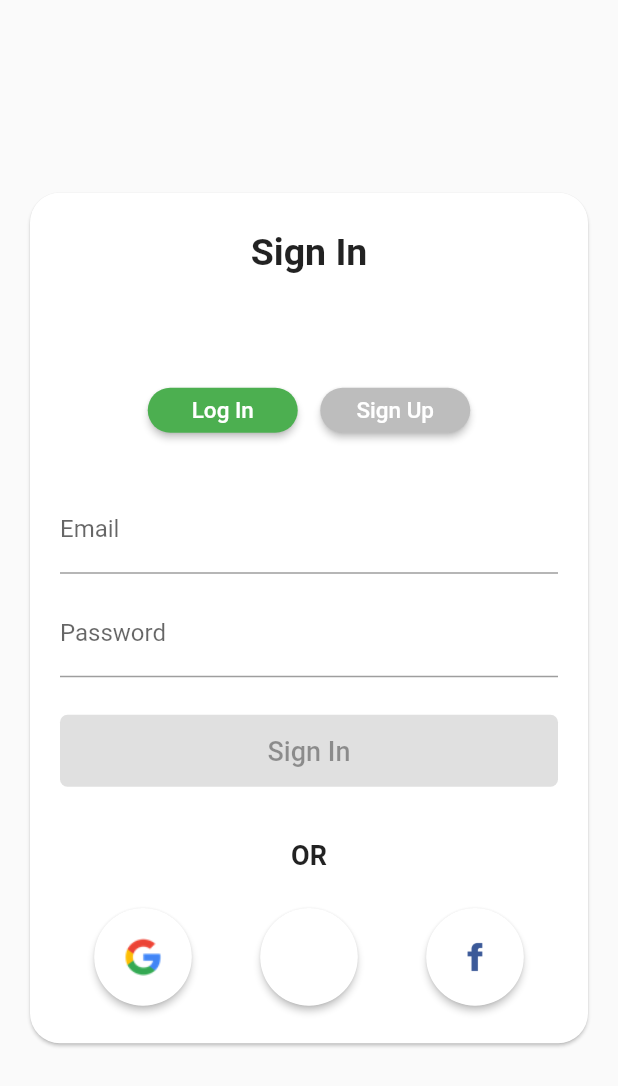
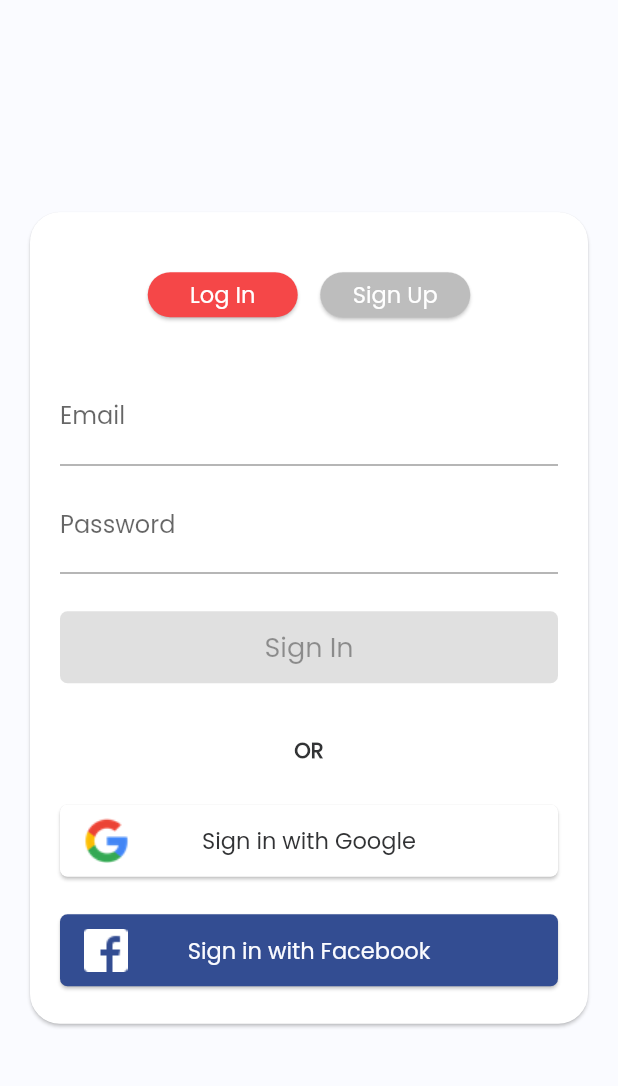
Before and after one commit to JamiuJimoh/Morsmat, a Flutter app: the screen it shows after launch, on a phone screen of 412 x 824 dp. Shown: the top 1086 px of the screen. Run offline on Flutter 3.47's test engine with Material 2 defaults, Android fonts, the phone set to English and light mode, and no system bars; our stand-ins replace firebase_auth, firebase_core, google_sign_in; missing offline and left inert: flutter_login_facebook; accounts and stored records are empty.

Commit message:
fixing the sign in page ui

```diff
--- a/lib/app/home_page.dart
+++ b/lib/app/home_page.dart
@@ -32,12 +32,13 @@ class HomePage extends StatelessWidget {
     return Scaffold(
       appBar: AppBar(
         title: Text('HomePage'),
+        elevation: 0.0,
         actions: [
           TextButton(
             child: Text(
               'Logout',
               style: TextStyle(
-                color: Colors.white,
+                // color: Colors.white,
                 fontSize: 18.0,
               ),
             ),
--- a/lib/app/sign_in/email_sign_in_form_change_notifier.dart
+++ b/lib/app/sign_in/email_sign_in_form_change_notifier.dart
@@ -1,5 +1,6 @@
 import 'package:firebase_auth/firebase_auth.dart';
 import 'package:flutter/material.dart';
+import 'package:morsmat/constants.dart';
 import 'package:provider/provider.dart';
 
 import '../../services/auth.dart';
@@ -111,7 +112,7 @@ class _EmailSignInFormChangeNotifierState
         ToggleSignInFormButton(
           text: 'Log In',
           buttonColor: model.formType == EmailSignInFormType.signIn
-              ? null
+              ? kAccentColor
               : Colors.grey[400],
           onPressed: !model.isLoading
               ? () => _toggleAuthButton(EmailSignInFormType.signIn)
@@ -121,7 +122,7 @@ class _EmailSignInFormChangeNotifierState
         ToggleSignInFormButton(
           text: 'Sign Up',
           buttonColor: model.formType == EmailSignInFormType.register
-              ? null
+              ? kAccentColor
               : Colors.grey[400],
           onPressed: !model.isLoading
               ? () => _toggleAuthButton(EmailSignInFormType.register)
--- a/lib/app/sign_in/form_submit_button.dart
+++ b/lib/app/sign_in/form_submit_button.dart
@@ -1,4 +1,5 @@
 import 'package:flutter/material.dart';
+import 'package:morsmat/constants.dart';
 
 import '../../common_widgets/custom_elevated_button.dart';
 
@@ -7,6 +8,7 @@ class FormSubmitButton extends CustomElevatedButton {
     required String text,
     VoidCallback? onPressed,
   }) : super(
+          buttonColor: kAccentColor,
           child: Text(
             text,
             style: TextStyle(
--- a/lib/app/sign_in/sign_in_page.dart
+++ b/lib/app/sign_in/sign_in_page.dart
@@ -1,12 +1,14 @@
 import 'package:firebase_auth/firebase_auth.dart';
 import 'package:flutter/material.dart';
-import 'package:morsmat/app/sign_in/email_sign_in_form_change_notifier.dart';
+import 'package:morsmat/app/sign_in/email_sign_change_model.dart';
+import 'package:morsmat/app/sign_in/email_sign_in_model.dart';
 import 'package:provider/provider.dart';
 
+import '../../constants.dart';
+import 'email_sign_in_form_change_notifier.dart';
 import '../../common_widgets/show_exception_alert_dialog.dart';
 import '../../services/auth.dart';
 import 'sign_in_manager.dart';
-import 'email_sign_in_form_bloc_based.dart';
 import 'social_sign_in_button.dart';
 
 class SignInPage extends StatelessWidget {
@@ -55,13 +57,13 @@ class SignInPage extends StatelessWidget {
 
   //////////// SERVICES METHODS //////////
 
-  Future<void> _signInAnonymously(BuildContext context) async {
-    try {
-      await manager.signInAnonymously();
-    } on Exception catch (e) {
-      _showSignInError(context, e);
-    }
-  }
+  // Future<void> _signInAnonymously(BuildContext context) async {
+  //   try {
+  //     await manager.signInAnonymously();
+  //   } on Exception catch (e) {
+  //     _showSignInError(context, e);
+  //   }
+  // }
 
   Future<void> _signInWithGoogle(BuildContext context) async {
     try {
@@ -96,35 +98,37 @@ class SignInPage extends StatelessWidget {
               child: Column(
                 mainAxisSize: MainAxisSize.min,
                 children: [
-                  SizedBox(height: 90.0, child: _buildHeader()),
+                  // SizedBox(height: 90.0, child: _buildHeader()),
                   const SizedBox(height: 15.0),
                   EmailSignInFormChangeNotifier.create(context),
                   const SizedBox(height: 35.0),
                   Text(
                     'OR',
                     style: TextStyle(
-                      fontSize: 18.0,
+                      fontSize: 14.0,
                       fontWeight: FontWeight.w600,
                     ),
                   ),
                   const SizedBox(height: 25.0),
-                  Row(
-                    mainAxisAlignment: MainAxisAlignment.spaceAround,
-                    children: [
                   SocialSignInButton(
                     assetName: 'assets/images/google-logo.png',
+                    text: 'Sign in with Google',
+                    textColor: kPrimaryColor,
+                    buttonColor: kWhiteColor,
                     onPressed: () => _signInWithGoogle(context),
                   ),
-                      // const SizedBox(width: 45.0),
+                  const SizedBox(height: 25.0),
+                  // SocialSignInButton(
+                  //   assetName: 'assets/images/facebook-logo.png',
+                  //   onPressed: () => _signInAnonymously(context),
+                  // ),
+                  // const SizedBox(height: 25.0),
                   SocialSignInButton(
                     assetName: 'assets/images/facebook-logo.png',
-                        onPressed: () => _signInAnonymously(context),
-                      ),
-                      SocialSignInButton(
-                        assetName: 'assets/images/facebook-logo-blue.png',
+                    text: 'Sign in with Facebook',
+                    textColor: kScaffoldColor,
+                    buttonColor: kFacebookColor,
                     onPressed: () => _signInWithFacebook(context),
-                      ),
-                    ],
                   ),
                 ],
               ),
--- a/lib/app/sign_in/social_sign_in_button.dart
+++ b/lib/app/sign_in/social_sign_in_button.dart
@@ -4,17 +4,29 @@ import '../../common_widgets/custom_elevated_button.dart';
 
 class SocialSignInButton extends CustomElevatedButton {
   SocialSignInButton({
-    required assetName,
+    required String  assetName,
+    required String  text,
+    required Color textColor,
+    Color? buttonColor,
     required onPressed,
   }) : super(
-          buttonColor: Colors.white,
-          child: Padding(
-            padding: const EdgeInsets.all(4.0),
-            child: Image.asset(assetName),
+          buttonColor: buttonColor,
+          child: Row(
+            mainAxisAlignment: MainAxisAlignment.spaceBetween,
+            children: <Widget>[
+              Image.asset(assetName),
+              Text(
+                text,
+                style: TextStyle(
+                  color: textColor,
+                  fontSize: 15.0,
+                ),
+              ),
+              Opacity(opacity: 0.0, child: Image.asset(assetName)),
+            ],
           ),
-          height: 65.0,
-          width: 65.0,
+          height: 48.0,
+          width: double.infinity,
           onPressed: onPressed,
-          borderRadius: 60.0,
         );
 }
--- /dev/null
+++ b/lib/app_theme_data.dart
@@ -0,0 +1,20 @@
+import 'package:flutter/material.dart';
+import 'constants.dart';
+
+class AppTheme {
+  AppTheme._();
+
+  static final ThemeData primaryAppTheme = ThemeData(
+    accentColor: kAccentColor,
+    primaryColor: kPrimaryColor,
+    scaffoldBackgroundColor: kScaffoldColor,
+    appBarTheme: AppBarTheme(
+      backgroundColor: kScaffoldColor,
+    ),
+    textTheme: TextTheme(
+      bodyText1: TextStyle(color: kPrimaryColor,),
+      bodyText2: TextStyle(color: kPrimaryColor),
+    ),
+    fontFamily: 'Poppins',
+  );
+}
--- a/lib/common_widgets/custom_elevated_button.dart
+++ b/lib/common_widgets/custom_elevated_button.dart
@@ -27,6 +27,7 @@ class CustomElevatedButton extends StatelessWidget {
         child: child,
         style: ElevatedButton.styleFrom(
           primary: buttonColor,
+          elevation: 1.0,
           shape: RoundedRectangleBorder(
             borderRadius: BorderRadius.all(
               Radius.circular(borderRadius),
--- /dev/null
+++ b/lib/constants.dart
@@ -0,0 +1,7 @@
+import 'dart:ui';
+
+const kScaffoldColor = Color(0xFFFAFBFF);
+const kPrimaryColor = Color(0xFF323335);
+const kAccentColor = Color(0xFFF54748);
+const kFacebookColor = Color(0xFF334D92);
+const kWhiteColor = Color(0xFFFFFFFF);
--- a/lib/main.dart
+++ b/lib/main.dart
@@ -1,5 +1,6 @@
 import 'package:firebase_core/firebase_core.dart';
 import 'package:flutter/material.dart';
+import 'package:morsmat/app_theme_data.dart';
 import 'package:provider/provider.dart';
 
 import 'services/auth.dart';
@@ -15,12 +16,10 @@ class MyApp extends StatelessWidget {
   @override
   Widget build(BuildContext context) {
     return Provider<AuthBase>(
-      create: (context)=>Auth(),
+      create: (context) => Auth(),
       child: MaterialApp(
         title: 'Morsmat',
-        theme: ThemeData(
-          primarySwatch: Colors.green,
-        ),
+        theme: AppTheme.primaryAppTheme,
         home: LandingPage(),
       ),
     );
```
Also changed, not shown: pubspec.yaml (+16 -9 lines), assets/fonts/IndieFlower-Regular.ttf (added), assets/fonts/Poppins-Black.ttf (added), assets/fonts/Poppins-Bold.ttf (added), assets/fonts/Poppins-Light.ttf (added), assets/fonts/Poppins-Medium.ttf (added), assets/fonts/Poppins-Regular.ttf (added), assets/fonts/Poppins-Thin.ttf (added). Lines whose indentation alone changed are shown as unchanged.
